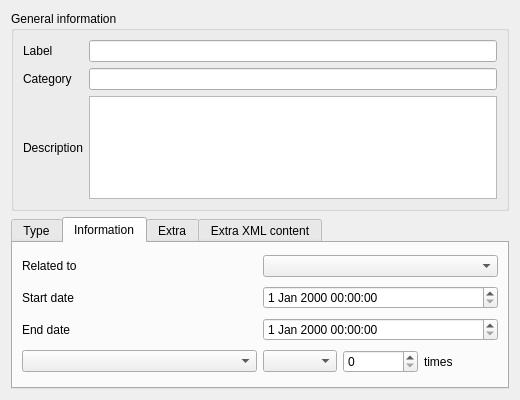
This is plugins/alertplugin/alertitemeditorwidget.ui in FreeHealth/freehealth as Qt 5 draws it before an edit. The edited form follows.
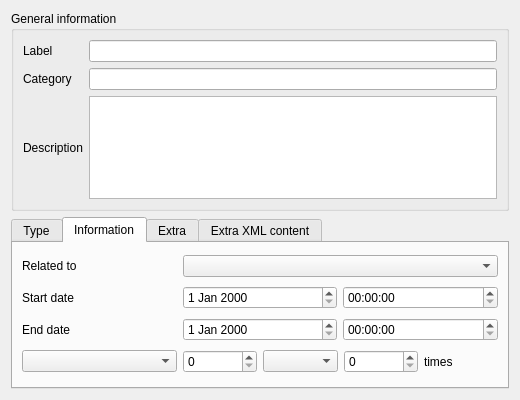
This is the edited form. The open tabs and pages were chosen to show the change.

```diff
--- a/plugins/alertplugin/alertitemeditorwidget.ui
+++ b/plugins/alertplugin/alertitemeditorwidget.ui
@@ -124,7 +124,7 @@
          </property>
         </widget>
        </item>
-       <item row="0" column="1">
+       <item row="0" column="1" colspan="2">
         <widget class="QComboBox" name="relatedTo"/>
        </item>
        <item row="1" column="0">
@@ -135,7 +135,17 @@
         </widget>
        </item>
        <item row="1" column="1">
-        <widget class="QDateTimeEdit" name="startDT"/>
+        <widget class="QDateEdit" name="startDate"/>
+       </item>
+       <item row="1" column="2">
+        <widget class="QTimeEdit" name="startTime">
+         <property name="sizePolicy">
+          <sizepolicy hsizetype="Minimum" vsizetype="Minimum">
+           <horstretch>0</horstretch>
+           <verstretch>0</verstretch>
+          </sizepolicy>
+         </property>
+        </widget>
        </item>
        <item row="2" column="0">
         <widget class="QLabel" name="label_11">
@@ -145,18 +155,35 @@
         </widget>
        </item>
        <item row="2" column="1">
-        <widget class="QDateTimeEdit" name="endDT"/>
+        <widget class="QDateEdit" name="endDate"/>
+       </item>
+       <item row="2" column="2">
+        <widget class="QTimeEdit" name="endTime">
+         <property name="sizePolicy">
+          <sizepolicy hsizetype="Minimum" vsizetype="Minimum">
+           <horstretch>0</horstretch>
+           <verstretch>0</verstretch>
+          </sizepolicy>
+         </property>
+        </widget>
        </item>
        <item row="3" column="0">
         <widget class="QComboBox" name="cycleCombo"/>
        </item>
-       <item row="3" column="1">
+       <item row="3" column="1" colspan="2">
         <layout class="QHBoxLayout" name="horizontalLayout">
+         <item>
+          <widget class="QSpinBox" name="cycleDelayNumber"/>
+         </item>
          <item>
           <widget class="QComboBox" name="cyclingEvery"/>
          </item>
          <item>
-          <widget class="QSpinBox" name="cycles"/>
+          <widget class="QSpinBox" name="cycles">
+           <property name="maximum">
+            <number>16777215</number>
+           </property>
+          </widget>
          </item>
          <item>
           <widget class="QLabel" name="label_14">
```
Left out of the diff: 16 changed lines with no effect on the pictures.
